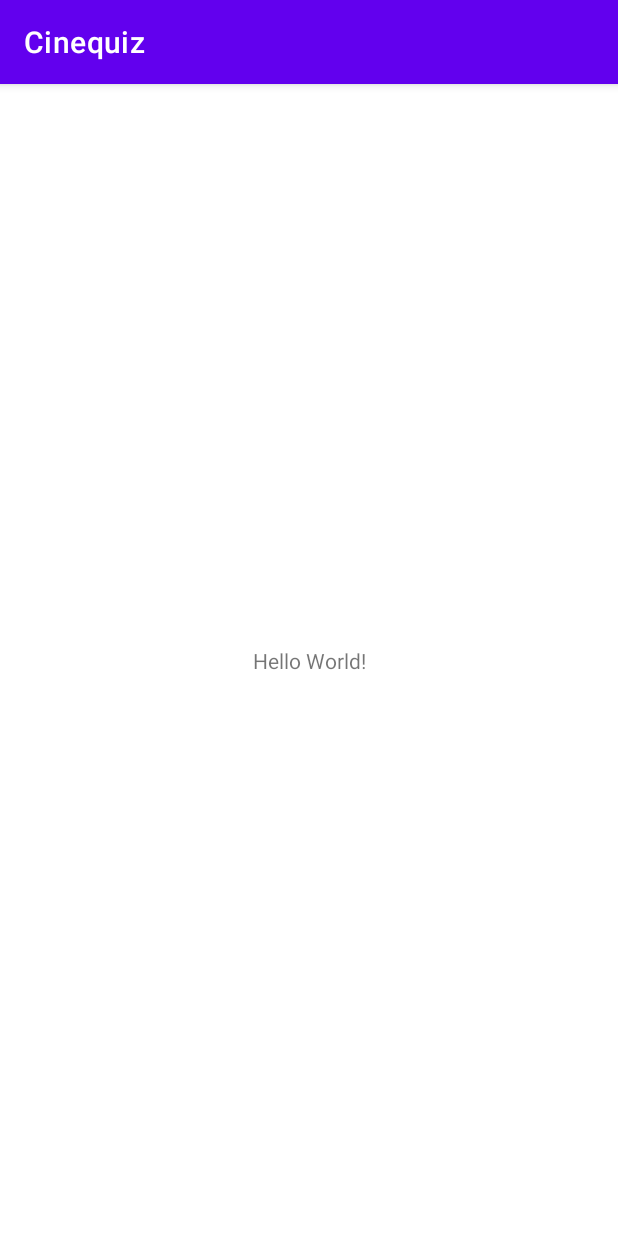
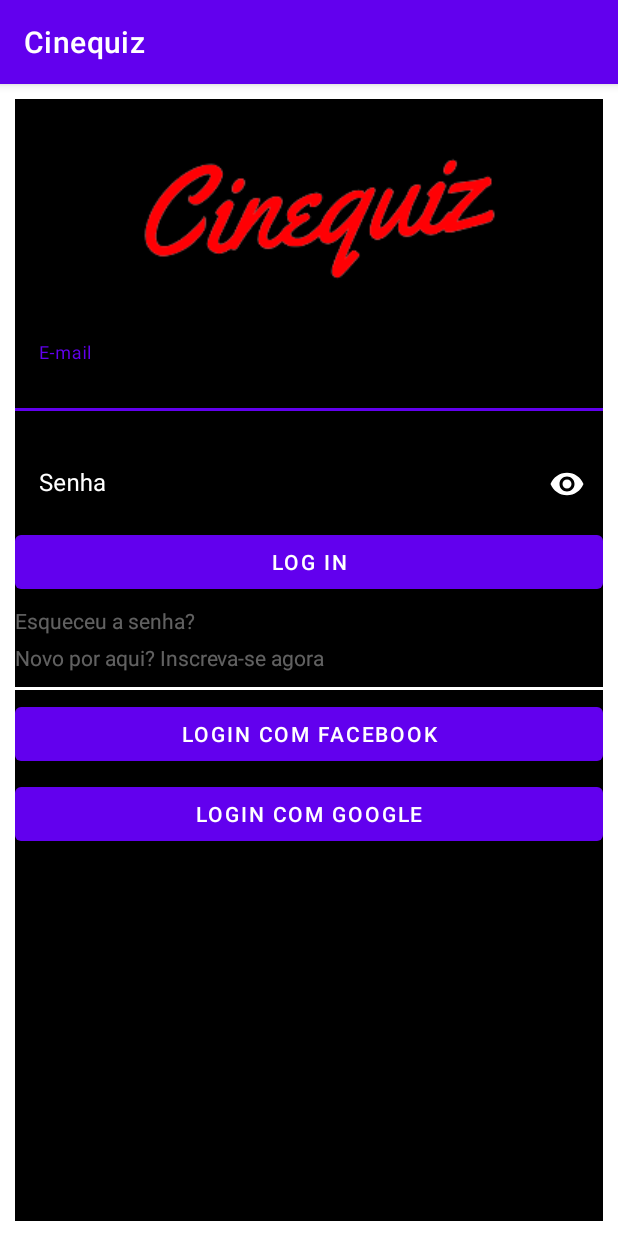
Before and after one commit to jephcescon/Cinequiz, an Android app: the screen it shows after launch (MainActivity), on a phone screen of 412 x 824 dp. Run offline under Robolectric (Android 15) with nearby library versions, the phone set to English and light mode, and no system bars.

Commit message:
tela de login esboço

```diff
--- a/app/src/main/java/com/example/cinequiz/MainActivity.kt
+++ b/app/src/main/java/com/example/cinequiz/MainActivity.kt
@@ -2,10 +2,19 @@ package com.example.cinequiz
 
 import androidx.appcompat.app.AppCompatActivity
 import android.os.Bundle
+import android.view.Window
+import android.view.WindowManager
 
 class MainActivity : AppCompatActivity() {
     override fun onCreate(savedInstanceState: Bundle?) {
         super.onCreate(savedInstanceState)
+        /*
+        requestWindowFeature(Window.FEATURE_NO_TITLE); //will hide the title
+
+        getSupportActionBar()?.hide(); // hide the title bar
+        this.getWindow().setFlags(WindowManager.LayoutParams.FLAG_FULLSCREEN,
+                WindowManager.LayoutParams.FLAG_FULLSCREEN); //enable full screen
+        */
         setContentView(R.layout.activity_main)
     }
 }
--- a/app/src/main/res/layout/activity_main.xml
+++ b/app/src/main/res/layout/activity_main.xml
@@ -4,15 +4,136 @@
     xmlns:tools="http://schemas.android.com/tools"
     android:layout_width="match_parent"
     android:layout_height="match_parent"
-    tools:context=".MainActivity">
+    android:background="@color/black"
+    tools:context=".MainActivity"
+    android:layout_margin="10dp"
+
+    >
+
+    <ImageView
+        android:id="@+id/imageView2"
+        android:layout_width="wrap_content"
+        android:layout_height="wrap_content"
+        app:srcCompat="@drawable/cinequiz_logo"
+        tools:layout_editor_absoluteX="45dp"
+        app:layout_constraintLeft_toLeftOf="parent"
+        app:layout_constraintRight_toRightOf="parent"
+        app:layout_constraintTop_toTopOf="parent"
+        app:layout_constraintTop_toBottomOf="parent"
+        />
+
+    <com.google.android.material.textfield.TextInputLayout
+        android:id="@+id/textIpuntLayout"
+        android:layout_width="match_parent"
+        android:layout_height="wrap_content"
+        tools:layout_editor_absoluteX="146dp"
+        tools:layout_editor_absoluteY="301dp"
+        app:errorEnabled="true"
+
+        app:layout_constraintLeft_toLeftOf="parent"
+        app:layout_constraintRight_toRightOf="parent"
+        app:layout_constraintTop_toBottomOf="@id/imageView2"
+
+        android:textColor="@color/white"
+        android:textColorHint="@color/white"
+        app:passwordToggleTint="@color/white"
+        >
+
+        <com.google.android.material.textfield.TextInputEditText
+            android:layout_width="match_parent"
+            android:layout_height="wrap_content"
+            android:hint="E-mail"
+            android:backgroundTint="@color/black"
+            android:textColor="@color/white"
+            android:inputType="text"
+            />
+    </com.google.android.material.textfield.TextInputLayout>
+
+    <com.google.android.material.textfield.TextInputLayout
+        android:id="@+id/textInputLayout2"
+        android:layout_width="match_parent"
+        android:layout_height="wrap_content"
+        android:textColor="@color/white"
+
+        android:textColorHint="@color/white"
+        app:layout_constraintTop_toBottomOf="@+id/textIpuntLayout"
+        app:passwordToggleEnabled="true"
+
+        app:passwordToggleTint="@color/white"
+        tools:layout_editor_absoluteX="131dp">
+
+        <com.google.android.material.textfield.TextInputEditText
+            android:layout_width="match_parent"
+            android:layout_height="wrap_content"
+            android:backgroundTint="@color/black"
+            android:hint="Senha"
+            android:inputType="textPassword"
+            android:textColor="@color/white" />
+    </com.google.android.material.textfield.TextInputLayout>
+
+    <Button
+        android:id="@+id/button"
+        android:layout_width="match_parent"
+        android:layout_height="wrap_content"
+        android:text="Log in"
+        app:layout_constraintEnd_toEndOf="parent"
+        app:layout_constraintStart_toStartOf="parent"
+        app:layout_constraintTop_toBottomOf="@+id/textInputLayout2" />
 
     <TextView
-        android:layout_width="wrap_content"
+        android:id="@+id/tvEsqueciSenha"
+        android:layout_width="match_parent"
         android:layout_height="wrap_content"
-        android:text="Hello World!"
-        app:layout_constraintBottom_toBottomOf="parent"
-        app:layout_constraintLeft_toLeftOf="parent"
-        app:layout_constraintRight_toRightOf="parent"
-        app:layout_constraintTop_toTopOf="parent" />
+        android:text="Esqueceu a senha?"
+        app:layout_constraintEnd_toEndOf="parent"
+        app:layout_constraintStart_toStartOf="parent"
+        app:layout_constraintTop_toBottomOf="@+id/button"
+        android:textColor="@color/material_on_primary_disabled"
+        android:layout_marginTop="5dp"
+        />
+
+    <TextView
+        android:id="@+id/tvNovo"
+        android:layout_width="match_parent"
+        android:layout_height="wrap_content"
+        android:text="Novo por aqui? Inscreva-se agora"
+        app:layout_constraintEnd_toEndOf="parent"
+        app:layout_constraintStart_toStartOf="parent"
+        app:layout_constraintTop_toBottomOf="@+id/tvEsqueciSenha"
+        android:textColor="@color/material_on_primary_disabled"
+        android:layout_marginTop="5dp"
+        />
+
+    <View
+        android:id="@+id/vwLinha"
+        android:layout_marginTop="10dp"
+        android:layout_height="2dp"
+        app:layout_constraintEnd_toEndOf="parent"
+        app:layout_constraintStart_toStartOf="parent"
+        app:layout_constraintTop_toBottomOf="@+id/tvNovo"
+        android:layout_width="match_parent"
+        android:background="@color/white"/>
+
+    <Button
+        android:id="@+id/btnFacebook"
+        android:layout_marginTop="5dp"
+        android:layout_width="match_parent"
+        android:layout_height="wrap_content"
+        android:text="Login com Facebook"
+        app:layout_constraintEnd_toEndOf="parent"
+        app:layout_constraintStart_toStartOf="parent"
+        app:layout_constraintTop_toBottomOf="@+id/vwLinha"
+        />
+
+    <Button
+        android:id="@+id/btnGoogle"
+        android:layout_marginTop="5dp"
+        android:layout_width="match_parent"
+        android:layout_height="wrap_content"
+        android:text="Login com Google"
+        app:layout_constraintEnd_toEndOf="parent"
+        app:layout_constraintStart_toStartOf="parent"
+        app:layout_constraintTop_toBottomOf="@+id/btnFacebook"
+        />
 
 </androidx.constraintlayout.widget.ConstraintLayout>
```
Also changed, not shown: app/src/main/res/drawable/cinequiz_logo.png (added).
